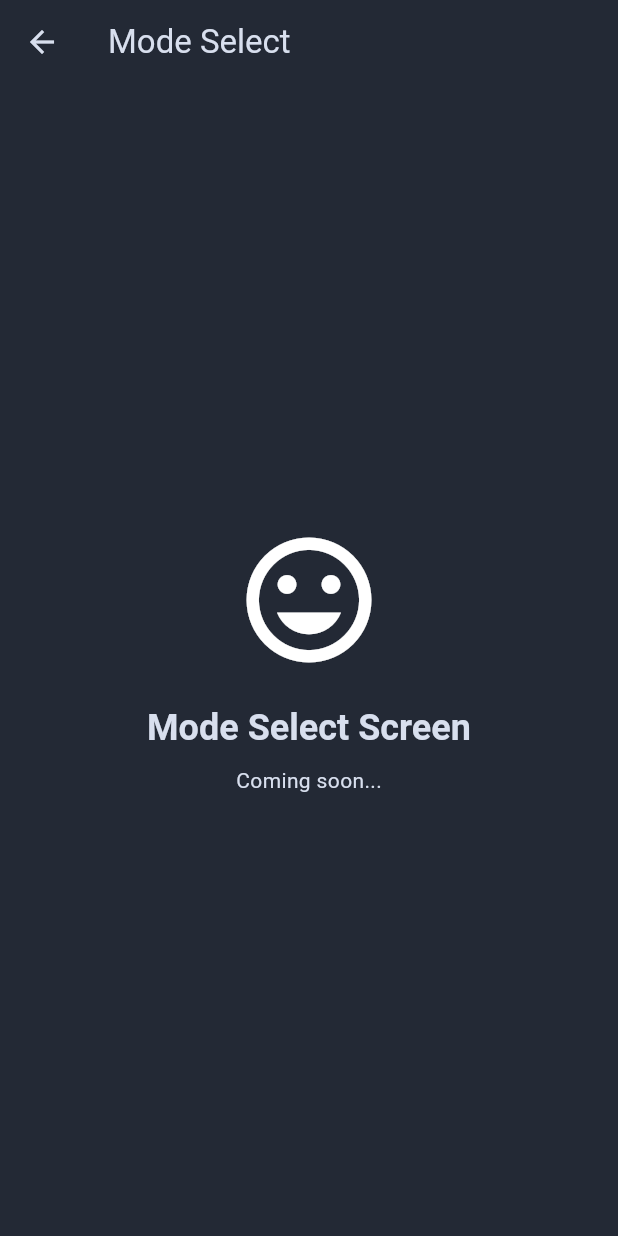
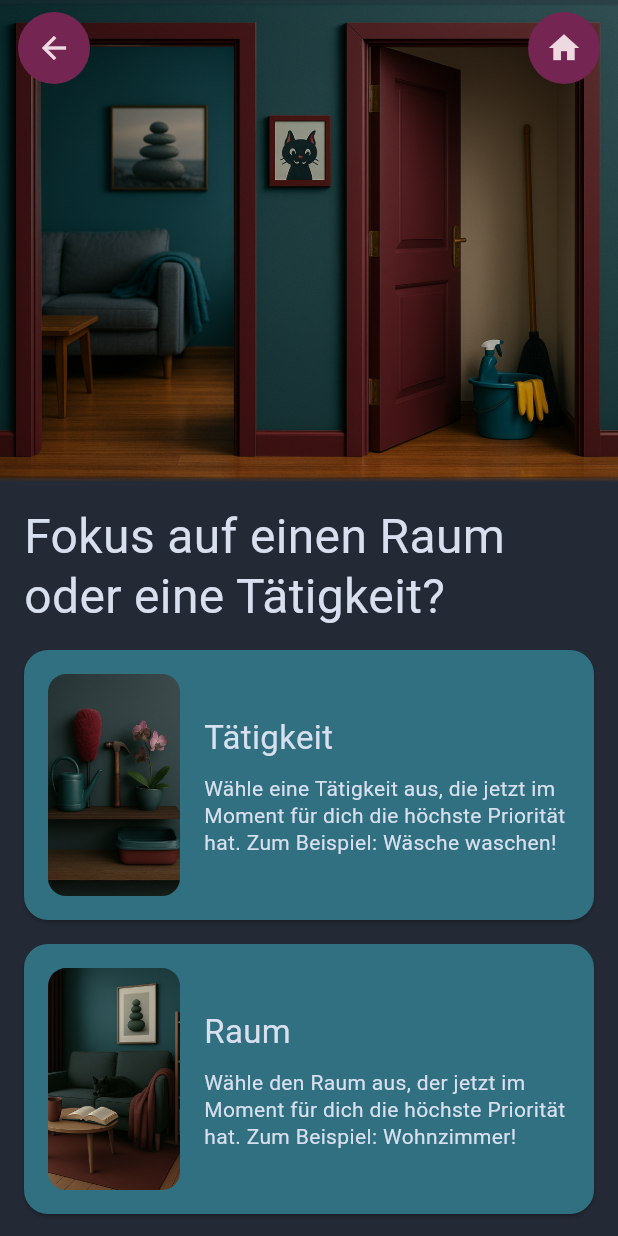
Before and after one commit to CathsDev/bd_app_v0, a Flutter app: the ModeSelectScreen screen opened by its route, on a phone screen of 412 x 824 dp. Run offline on Flutter 3.47's test engine with Material 3 defaults, Android fonts, the light colour scheme and no system bars; our stand-ins replace firebase_auth, firebase_core, flutter_riverpod, go_router; accounts and stored records are empty.

Commit message:
feat: some fixes for mode_select, cards and state

```diff
--- a/lib/src/core/routing/router.dart
+++ b/lib/src/core/routing/router.dart
@@ -49,52 +49,102 @@ final routerProvider = Provider<GoRouter>((ref) {
       GoRoute(
         path: '/onboarding',
         name: AppRoutes.onboarding,
-        builder: (context, state) => const OnboardingScreen(),
+        pageBuilder: (context, state) => MaterialPage<void>(
+          key: state.pageKey,
+          allowSnapshotting: false,
+          child: const OnboardingScreen(),
+        ),
+        //builder: (context, state) => const OnboardingScreen(),
       ),
       GoRoute(
         path: '/',
         name: AppRoutes.home,
-        builder: (context, state) => const HomeScreen(),
+        pageBuilder: (context, state) => MaterialPage<void>(
+          key: state.pageKey,
+          allowSnapshotting: false,
+          child: const HomeScreen(),
+        ),
+        //builder: (context, state) => const HomeScreen(),
       ),
       GoRoute(
         path: '/mood-select',
         name: AppRoutes.moodSelect,
-        builder: (context, state) => const MoodSelectScreen(),
+        pageBuilder: (context, state) => MaterialPage<void>(
+          key: state.pageKey,
+          allowSnapshotting: false,
+          child: const MoodSelectScreen(),
+        ),
+        //builder: (context, state) => const MoodSelectScreen(),
       ),
       GoRoute(
         path: '/mode-select',
         name: AppRoutes.modeSelect,
-        builder: (context, state) => const ModeSelectScreen(),
+        pageBuilder: (context, state) => MaterialPage<void>(
+          key: state.pageKey,
+          allowSnapshotting: false,
+          child: const ModeSelectScreen(),
+        ),
+        //builder: (context, state) => const ModeSelectScreen(),
       ),
       GoRoute(
         path: '/area-select',
         name: AppRoutes.areaSelect,
-        builder: (context, state) => const AreaSelectScreen(),
+        pageBuilder: (context, state) => MaterialPage<void>(
+          key: state.pageKey,
+          allowSnapshotting: false,
+          child: const AreaSelectScreen(),
+        ),
+        //builder: (context, state) => const AreaSelectScreen(),
       ),
       GoRoute(
         path: '/activity-select',
         name: AppRoutes.activitySelect,
-        builder: (context, state) => const ActivitySelectScreen(),
+        pageBuilder: (context, state) => MaterialPage<void>(
+          key: state.pageKey,
+          allowSnapshotting: false,
+          child: const ActivitySelectScreen(),
+        ),
+        //builder: (context, state) => const ActivitySelectScreen(),
       ),
       GoRoute(
         path: '/task-timer',
         name: AppRoutes.taskTimer,
-        builder: (context, state) => const TaskTimerScreen(),
+        pageBuilder: (context, state) => MaterialPage<void>(
+          key: state.pageKey,
+          allowSnapshotting: false,
+          child: const TaskTimerScreen(),
+        ),
+        //builder: (context, state) => const TaskTimerScreen(),
       ),
       GoRoute(
         path: '/task-complete',
         name: AppRoutes.taskComplete,
-        builder: (context, state) => const TaskCompleteScreen(),
+        pageBuilder: (context, state) => MaterialPage<void>(
+          key: state.pageKey,
+          allowSnapshotting: false,
+          child: const TaskCompleteScreen(),
+        ),
+        //builder: (context, state) => const TaskCompleteScreen(),
       ),
       GoRoute(
         path: '/settings',
         name: AppRoutes.settings,
-        builder: (context, state) => const SettingsScreen(),
+        pageBuilder: (context, state) => MaterialPage<void>(
+          key: state.pageKey,
+          allowSnapshotting: false,
+          child: const SettingsScreen(),
+        ),
+        //builder: (context, state) => const SettingsScreen(),
       ),
       GoRoute(
         path: '/emergency',
         name: AppRoutes.emergency,
-        builder: (context, state) => const EmergencyScreen(),
+        pageBuilder: (context, state) => MaterialPage<void>(
+          key: state.pageKey,
+          allowSnapshotting: false,
+          child: const EmergencyScreen(),
+        ),
+        //builder: (context, state) => const EmergencyScreen(),
       ),
     ],
     errorBuilder: (context, state) =>
--- a/lib/src/core/theme/text_styles.dart
+++ b/lib/src/core/theme/text_styles.dart
@@ -70,4 +70,13 @@ abstract final class TextStyles {
     fontSize: 48.0,
     fontWeight: FontWeight.w500,
   );
+
+  static TextStyle get cardTitle => TextStyle(
+    color: ColorPalette.text0,
+    fontSize: 22.0,
+    fontWeight: FontWeight.w400,
+  );
+
+  static TextStyle get cardSubtitle =>
+      TextStyle(color: ColorPalette.text0, fontSize: 14.0, height: 1.32);
 }
--- a/lib/src/features/mode_select/models/mode_model.dart
+++ b/lib/src/features/mode_select/models/mode_model.dart
@@ -1,16 +1,19 @@
 import 'package:bd_app_v0/src/core/constants/assets.dart';
+import 'package:bd_app_v0/src/core/routing/route_names.dart';
 
 class ModeModel {
   final String id;
   final String title;
-  final String subtitle;
+  final String? subtitle;
   final String imagePath;
+  final String route;
 
   const ModeModel({
     required this.id,
     required this.title,
-    required this.subtitle,
+    this.subtitle,
     required this.imagePath,
+    required this.route,
   });
 }
 
@@ -18,13 +21,17 @@ const modes = <ModeModel>[
   ModeModel(
     id: 'activity',
     title: 'Tätigkeit',
-    subtitle: 'Eine spezielle Aufgabe',
+    subtitle:
+        'Wähle eine Tätigkeit aus, die jetzt im Moment für dich die höchste Priorität hat. Zum Beispiel: Wäsche waschen!',
     imagePath: AssetsPath.activity,
+    route: AppRoutes.activitySelect,
   ),
   ModeModel(
     id: 'area',
     title: 'Raum',
-    subtitle: 'Eine speziellen Ort',
+    subtitle:
+        'Wähle den Raum aus, der jetzt im Moment für dich die höchste Priorität hat. Zum Beispiel: Wohnzimmer!',
     imagePath: AssetsPath.area,
+    route: AppRoutes.areaSelect,
   ),
 ];
--- a/lib/src/features/mode_select/presentation/mode_select_screen.dart
+++ b/lib/src/features/mode_select/presentation/mode_select_screen.dart
@@ -1,33 +1,59 @@
+import 'package:bd_app_v0/src/core/constants/assets.dart';
+import 'package:bd_app_v0/src/core/theme/text_styles.dart';
+import 'package:bd_app_v0/src/features/mode_select/models/mode_model.dart';
+import 'package:bd_app_v0/src/features/mode_select/providers/mode_select_provider.dart';
+import 'package:bd_app_v0/src/shared/widgets/cards/select_card.dart';
+import 'package:bd_app_v0/src/shared/widgets/header/header_image.dart';
 import 'package:flutter/material.dart';
+import 'package:flutter_riverpod/flutter_riverpod.dart';
 import 'package:go_router/go_router.dart';
 
-class ModeSelectScreen extends StatelessWidget {
+class ModeSelectScreen extends ConsumerWidget {
   const ModeSelectScreen({super.key});
 
   @override
-  Widget build(BuildContext context) {
+  Widget build(BuildContext context, WidgetRef ref) {
+    final selectedId = ref.watch(modeSelectProvider).selectedId;
     return Scaffold(
-      appBar: AppBar(
-        title: const Text('Mode Select'),
-        leading: IconButton(
-          icon: const Icon(Icons.arrow_back),
-          onPressed: () => context.pop(),
-        ),
-      ),
-      body: Center(
-        child: Column(
-          mainAxisAlignment: MainAxisAlignment.center,
-          children: [
-            const Icon(Icons.mood, size: 100),
-            const SizedBox(height: 20),
-            Text(
-              'Mode Select Screen',
-              style: Theme.of(context).textTheme.headlineMedium,
+      body: Column(
+        crossAxisAlignment: CrossAxisAlignment.stretch,
+        children: [
+          HeaderImage(
+            assetsPath: AssetsPath.mode,
+            showHome: true,
+            showBack: true,
+          ),
+          Semantics(
+            header: true,
+            label: 'Raum oder Tätigkeit?',
+            hint: 'Auswahl treffen zwischen Raum oder Tätigkeit',
+            child: Container(
+              padding: const EdgeInsets.fromLTRB(16, 16, 16, 0),
+              child: Text(
+                'Fokus auf einen Raum oder eine Tätigkeit?',
+                style: TextStyles.textTheme.headlineLarge,
+              ),
             ),
-            const SizedBox(height: 10),
-            const Text('Coming soon...'),
-          ],
-        ),
+          ),
+          Expanded(
+            child: ListView.separated(
+              padding: const EdgeInsets.fromLTRB(8, 8, 8, 32),
+              itemBuilder: (context, index) {
+                final mode = modes[index];
+                return SelectCard(
+                  mode: mode,
+                  selected: mode.id == selectedId,
+                  onTap: () {
+                    ref.read(modeSelectProvider.notifier).setSelected(mode.id);
+                    context.pushNamed(mode.route);
+                  },
+                );
+              },
+              separatorBuilder: (_, _) => const SizedBox.shrink(),
+              itemCount: modes.length,
+            ),
+          ),
+        ],
       ),
     );
   }
--- /dev/null
+++ b/lib/src/shared/widgets/cards/select_card.dart
@@ -0,0 +1,59 @@
+import 'package:bd_app_v0/src/core/theme/text_styles.dart';
+import 'package:bd_app_v0/src/features/mode_select/models/mode_model.dart';
+import 'package:flutter/material.dart';
+
+class SelectCard extends StatelessWidget {
+  final ModeModel mode;
+  final bool selected;
+  final VoidCallback onTap;
+  const SelectCard({
+    super.key,
+    required this.mode,
+    required this.selected,
+    required this.onTap,
+  });
+
+  @override
+  Widget build(BuildContext context) {
+    final scheme = Theme.of(context).colorScheme;
+    return Card(
+      margin: EdgeInsets.all(8),
+      color: selected ? scheme.secondary : scheme.primary,
+      shape: RoundedRectangleBorder(borderRadius: BorderRadius.circular(16)),
+      clipBehavior: Clip.antiAlias,
+      child: InkWell(
+        borderRadius: BorderRadius.circular(16),
+        onTap: onTap,
+        child: Padding(
+          padding: const EdgeInsets.all(16.0),
+          child: Row(
+            crossAxisAlignment: CrossAxisAlignment.center,
+            children: [
+              ClipRRect(
+                borderRadius: BorderRadius.circular(12),
+                child: Image.asset(
+                  mode.imagePath,
+                  width: 88,
+                  height: 148,
+                  fit: BoxFit.cover,
+                ),
+              ),
+              SizedBox(width: 16),
+              Expanded(
+                child: Column(
+                  crossAxisAlignment: CrossAxisAlignment.start,
+                  children: [
+                    Text(mode.title, style: TextStyles.cardTitle),
+                    if (mode.subtitle != null) const SizedBox(height: 8),
+                    if (mode.subtitle != null)
+                      Text(mode.subtitle!, style: TextStyles.cardSubtitle),
+                  ],
+                ),
+              ),
+            ],
+          ),
+        ),
+      ),
+    );
+  }
+}
```
Also changed, not shown: 2 other files.
